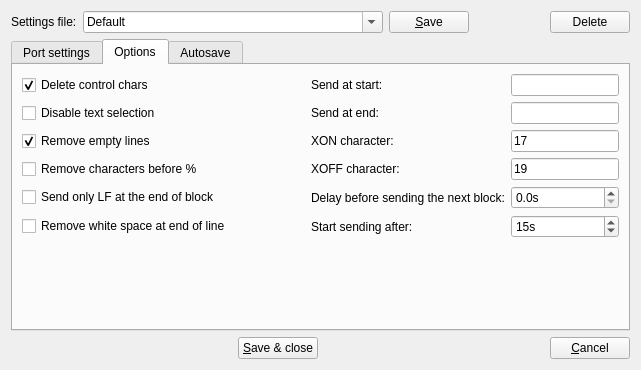
The window that src/spconfigdialog.ui (GCodeProjects/GCodeWorkShop) describes before a commit, drawn with Qt 5.
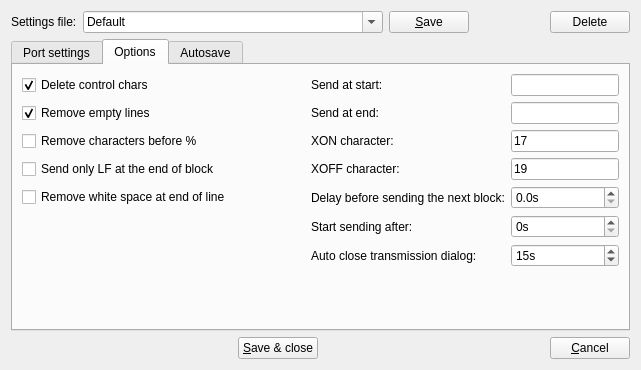
The same window after the commit. The open tabs and pages were chosen to show the change. Icons and pictures are not drawn.

Commit message: New serial transmission routines and many other changes.

The edit to the form file:
```diff
--- a/src/spconfigdialog.ui
+++ b/src/spconfigdialog.ui
@@ -602,19 +602,6 @@
          </property>
         </spacer>
        </item>
-       <item row="1" column="0">
-        <widget class="QCheckBox" name="doNotShowProgressInEditor">
-         <property name="toolTip">
-          <string>Enable this option for lower transmission latency on high baud rate</string>
-         </property>
-         <property name="text">
-          <string>Disable text selection</string>
-         </property>
-         <property name="checked">
-          <bool>false</bool>
-         </property>
-        </widget>
-       </item>
        <item row="5" column="3">
         <widget class="QLabel" name="label_8">
          <property name="text">
@@ -622,7 +609,7 @@
          </property>
         </widget>
        </item>
-       <item row="6" column="3">
+       <item row="7" column="3">
         <spacer name="verticalSpacer_2">
          <property name="orientation">
           <enum>Qt::Vertical</enum>
@@ -685,7 +672,7 @@
        <item row="3" column="4">
         <widget class="QLineEdit" name="xoffInput">
          <property name="toolTip">
-          <string>XOFF 19 Dec. 0x13 Hex.</string>
+          <string>&lt;html&gt;&lt;head/&gt;&lt;body&gt;&lt;p&gt;XOFF 19 Dec. 0x13 Hex.&lt;/p&gt;&lt;p&gt;This setting is used only in EdytorNC (is not applied to serial port) and works with hardware and software flow control.&lt;/p&gt;&lt;/body&gt;&lt;/html&gt;</string>
          </property>
          <property name="inputMask">
           <string>90</string>
@@ -701,7 +688,7 @@
        <item row="2" column="4">
         <widget class="QLineEdit" name="xonInput">
          <property name="toolTip">
-          <string>XON 17 Dec. 0x11 Hex.</string>
+          <string>&lt;html&gt;&lt;head/&gt;&lt;body&gt;&lt;p&gt;XON 17 Dec. 0x11 Hex.&lt;/p&gt;&lt;p&gt;This setting is used only in EdytorNC (is not applied to serial port) and works with hardware and software flow control.&lt;/p&gt;&lt;p&gt;&lt;br/&gt;&lt;/p&gt;&lt;/body&gt;&lt;/html&gt;</string>
          </property>
          <property name="inputMask">
           <string>90</string>
@@ -714,16 +701,10 @@
          </property>
         </widget>
        </item>
-       <item row="2" column="0">
-        <widget class="QCheckBox" name="removeEmptyLines">
-         <property name="toolTip">
-          <string>Remove empty lines after receive is complete</string>
-         </property>
+       <item row="0" column="3">
+        <widget class="QLabel" name="label_9">
          <property name="text">
-          <string>Remove empty lines</string>
-         </property>
-         <property name="checked">
-          <bool>true</bool>
+          <string>Send at start:</string>
          </property>
         </widget>
        </item>
@@ -749,23 +730,6 @@
          </property>
         </widget>
        </item>
-       <item row="3" column="3">
-        <widget class="QLabel" name="label_6">
-         <property name="enabled">
-          <bool>true</bool>
-         </property>
-         <property name="text">
-          <string>XOFF character:</string>
-         </property>
-        </widget>
-       </item>
-       <item row="0" column="3">
-        <widget class="QLabel" name="label_9">
-         <property name="text">
-          <string>Send at start:</string>
-         </property>
-        </widget>
-       </item>
        <item row="2" column="3">
         <widget class="QLabel" name="label_5">
          <property name="enabled">
@@ -776,6 +740,16 @@
          </property>
         </widget>
        </item>
+       <item row="3" column="3">
+        <widget class="QLabel" name="label_6">
+         <property name="enabled">
+          <bool>true</bool>
+         </property>
+         <property name="text">
+          <string>XOFF character:</string>
+         </property>
+        </widget>
+       </item>
        <item row="5" column="4">
         <widget class="QSpinBox" name="startDelaySpinBox">
          <property name="toolTip">
@@ -785,14 +759,27 @@
           <string>s</string>
          </property>
          <property name="maximum">
-          <number>60</number>
+          <number>360</number>
          </property>
          <property name="value">
-          <number>15</number>
+          <number>0</number>
          </property>
         </widget>
        </item>
-       <item row="3" column="0">
+       <item row="1" column="0">
+        <widget class="QCheckBox" name="removeEmptyLines">
+         <property name="toolTip">
+          <string>Remove empty lines after receive is complete</string>
+         </property>
+         <property name="text">
+          <string>Remove empty lines</string>
+         </property>
+         <property name="checked">
+          <bool>true</bool>
+         </property>
+        </widget>
+       </item>
+       <item row="2" column="0">
         <widget class="QCheckBox" name="removeBefore">
          <property name="toolTip">
           <string>When sending, discard all characters before %</string>
@@ -803,16 +790,6 @@
         </widget>
        </item>
        <item row="4" column="0">
-        <widget class="QCheckBox" name="endOfBlockLF">
-         <property name="toolTip">
-          <string>&lt;html&gt;&lt;head/&gt;&lt;body&gt;&lt;p&gt;If checked, only LF is sent at the end of block. By default CRLF is sent.&lt;/p&gt;&lt;/body&gt;&lt;/html&gt;</string>
-         </property>
-         <property name="text">
-          <string>Send only LF at the end of block</string>
-         </property>
-        </widget>
-       </item>
-       <item row="5" column="0">
         <widget class="QCheckBox" name="removeSpaceEOB">
          <property name="toolTip">
           <string>&lt;html&gt;&lt;head/&gt;&lt;body&gt;&lt;p&gt;Remove white space just before the end of line, sometimes added by Fanuc&lt;/p&gt;&lt;/body&gt;&lt;/html&gt;</string>
@@ -822,6 +799,42 @@
          </property>
         </widget>
        </item>
+       <item row="3" column="0">
+        <widget class="QCheckBox" name="endOfBlockLF">
+         <property name="toolTip">
+          <string>&lt;html&gt;&lt;head/&gt;&lt;body&gt;&lt;p&gt;If checked, only LF is sent at the end of block. By default CRLF is sent.&lt;/p&gt;&lt;/body&gt;&lt;/html&gt;</string>
+         </property>
+         <property name="text">
+          <string>Send only LF at the end of block</string>
+         </property>
+        </widget>
+       </item>
+       <item row="6" column="3">
+        <widget class="QLabel" name="label_15">
+         <property name="text">
+          <string>Auto close transmission dialog:</string>
+         </property>
+        </widget>
+       </item>
+       <item row="6" column="4">
+        <widget class="QSpinBox" name="autoCloseSpinBox">
+         <property name="toolTip">
+          <string>&lt;html&gt;&lt;head/&gt;&lt;body&gt;&lt;p&gt;Auto close transmission dialog after last character which was sent/received.&lt;/p&gt;&lt;/body&gt;&lt;/html&gt;</string>
+         </property>
+         <property name="suffix">
+          <string>s</string>
+         </property>
+         <property name="minimum">
+          <number>5</number>
+         </property>
+         <property name="maximum">
+          <number>360</number>
+         </property>
+         <property name="value">
+          <number>15</number>
+         </property>
+        </widget>
+       </item>
       </layout>
      </widget>
      <widget class="QWidget" name="autoSaveTab">
```
Left out of the diff: 5 changed lines with no effect on the pictures. The commit also changes 27 other files.
